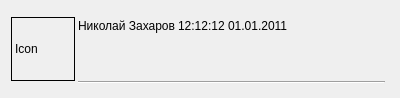
GoCodingIcreated/VKMessenger, file ui/dialogFrom.ui: the form before one commit.
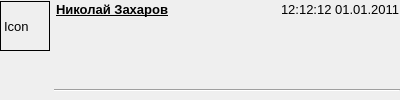
The form after the commit.

Commit message: v.0.1 Alpha release. Unsupported for now: 	attachments(e.g. stickers) 	forward messages (show forward and forwarding) 	copying text from message 	chats (only showed in dialog list, but selecting goes to wrong messanger)

What changed in the file:
```diff
--- a/ui/dialogFrom.ui
+++ b/ui/dialogFrom.ui
@@ -7,7 +7,7 @@
     <x>0</x>
     <y>0</y>
     <width>400</width>
-    <height>98</height>
+    <height>100</height>
    </rect>
   </property>
   <property name="sizePolicy">
@@ -19,23 +19,38 @@
   <property name="minimumSize">
    <size>
     <width>400</width>
-    <height>96</height>
+    <height>100</height>
    </size>
   </property>
   <property name="maximumSize">
    <size>
     <width>400</width>
-    <height>98</height>
+    <height>100</height>
    </size>
   </property>
   <property name="windowTitle">
    <string>Form</string>
   </property>
   <layout class="QHBoxLayout" name="horizontalLayout_2">
+   <property name="spacing">
+    <number>0</number>
+   </property>
+   <property name="leftMargin">
+    <number>0</number>
+   </property>
+   <property name="topMargin">
+    <number>1</number>
+   </property>
+   <property name="rightMargin">
+    <number>0</number>
+   </property>
+   <property name="bottomMargin">
+    <number>1</number>
+   </property>
    <item>
     <layout class="QHBoxLayout" name="horizontalLayout" stretch="0,0">
      <property name="spacing">
-      <number>3</number>
+      <number>0</number>
      </property>
      <property name="sizeConstraint">
       <enum>QLayout::SetDefaultConstraint</enum>
@@ -44,14 +59,22 @@
       <number>0</number>
      </property>
      <property name="topMargin">
-      <number>2</number>
+      <number>0</number>
+     </property>
+     <property name="rightMargin">
+      <number>0</number>
+     </property>
+     <property name="bottomMargin">
+      <number>3</number>
+     </property>
+     <item>
+      <layout class="QVBoxLayout" name="verticalLayout_2">
+       <property name="spacing">
+        <number>0</number>
      </property>
      <property name="rightMargin">
       <number>4</number>
      </property>
-     <property name="bottomMargin">
-      <number>2</number>
-     </property>
      <item>
       <widget class="QLabel" name="iconLabel">
        <property name="sizePolicy">
@@ -62,22 +85,27 @@
        </property>
        <property name="minimumSize">
         <size>
-         <width>64</width>
-         <height>64</height>
+           <width>50</width>
+           <height>50</height>
         </size>
        </property>
        <property name="maximumSize">
         <size>
-         <width>64</width>
-         <height>64</height>
+           <width>50</width>
+           <height>50</height>
         </size>
        </property>
        <property name="baseSize">
         <size>
-         <width>64</width>
-         <height>64</height>
-        </size>
-       </property>
+           <width>0</width>
+           <height>0</height>
+          </size>
+         </property>
+         <property name="font">
+          <font>
+           <pointsize>10</pointsize>
+          </font>
+         </property>
        <property name="frameShape">
         <enum>QFrame::Box</enum>
        </property>
@@ -87,16 +115,37 @@
       </widget>
      </item>
      <item>
+        <spacer name="verticalSpacer">
+         <property name="orientation">
+          <enum>Qt::Vertical</enum>
+         </property>
+         <property name="sizeHint" stdset="0">
+          <size>
+           <width>20</width>
+           <height>0</height>
+          </size>
+         </property>
+        </spacer>
+       </item>
+      </layout>
+     </item>
+     <item>
       <layout class="QVBoxLayout" name="verticalLayout">
        <property name="spacing">
-        <number>2</number>
+        <number>3</number>
        </property>
        <item>
         <layout class="QHBoxLayout" name="horizontalLayout_4">
+         <property name="spacing">
+          <number>0</number>
+         </property>
+         <property name="leftMargin">
+          <number>2</number>
+         </property>
          <item>
           <widget class="QLabel" name="titleLabel">
            <property name="sizePolicy">
-            <sizepolicy hsizetype="Maximum" vsizetype="Fixed">
+            <sizepolicy hsizetype="Expanding" vsizetype="Fixed">
              <horstretch>0</horstretch>
              <verstretch>0</verstretch>
             </sizepolicy>
@@ -104,69 +153,81 @@
            <property name="minimumSize">
             <size>
              <width>0</width>
-             <height>26</height>
+             <height>16</height>
             </size>
            </property>
            <property name="maximumSize">
             <size>
-             <width>150</width>
-             <height>26</height>
+             <width>240</width>
+             <height>16</height>
             </size>
            </property>
+           <property name="font">
+            <font>
+             <pointsize>10</pointsize>
+             <weight>75</weight>
+             <bold>true</bold>
+             <underline>true</underline>
+            </font>
+           </property>
            <property name="frameShape">
             <enum>QFrame::NoFrame</enum>
            </property>
            <property name="text">
             <string>Николай Захаров</string>
            </property>
+           <property name="alignment">
+            <set>Qt::AlignLeading|Qt::AlignLeft|Qt::AlignTop</set>
+           </property>
           </widget>
          </item>
          <item>
           <widget class="QLabel" name="timeLabel">
            <property name="sizePolicy">
-            <sizepolicy hsizetype="Expanding" vsizetype="Fixed">
+            <sizepolicy hsizetype="Minimum" vsizetype="Fixed">
              <horstretch>0</horstretch>
              <verstretch>0</verstretch>
             </sizepolicy>
            </property>
            <property name="minimumSize">
             <size>
+             <width>50</width>
+             <height>16</height>
+            </size>
+           </property>
+           <property name="maximumSize">
+            <size>
              <width>128</width>
-             <height>26</height>
+             <height>16</height>
             </size>
            </property>
+           <property name="font">
+            <font>
+             <pointsize>10</pointsize>
+            </font>
+           </property>
            <property name="frameShape">
             <enum>QFrame::NoFrame</enum>
            </property>
            <property name="text">
             <string>12:12:12 01.01.2011</string>
            </property>
+           <property name="alignment">
+            <set>Qt::AlignLeading|Qt::AlignLeft|Qt::AlignTop</set>
+           </property>
           </widget>
          </item>
-         <item>
-          <spacer name="horizontalSpacer">
-           <property name="orientation">
-            <enum>Qt::Horizontal</enum>
-           </property>
-           <property name="sizeType">
-            <enum>QSizePolicy::Expanding</enum>
-           </property>
-           <property name="sizeHint" stdset="0">
-            <size>
-             <width>0</width>
-             <height>20</height>
-            </size>
-           </property>
-          </spacer>
-         </item>
         </layout>
        </item>
        <item>
         <layout class="QHBoxLayout" name="horizontalLayout_3">
+         <property name="spacing">
+          <number>0</number>
+         </property>
          <item>
           <widget class="QLabel" name="bodyLabel">
            <property name="sizePolicy">
-            <sizepolicy hsizetype="Maximum" vsizetype="Fixed">
+            <sizepolicy hsizetype="Maximum" vsizetype="Expanding">
              <horstretch>0</horstretch>
              <verstretch>0</verstretch>
             </sizepolicy>
@@ -174,15 +235,20 @@
            <property name="minimumSize">
             <size>
              <width>128</width>
-             <height>38</height>
+             <height>62</height>
             </size>
            </property>
            <property name="maximumSize">
             <size>
-             <width>1000</width>
-             <height>38</height>
+             <width>326</width>
+             <height>62</height>
             </size>
            </property>
+           <property name="font">
+            <font>
+             <pointsize>10</pointsize>
+            </font>
+           </property>
            <property name="inputMethodHints">
             <set>Qt::ImhMultiLine</set>
            </property>
@@ -195,6 +261,9 @@
            <property name="textFormat">
             <enum>Qt::AutoText</enum>
            </property>
+           <property name="alignment">
+            <set>Qt::AlignLeading|Qt::AlignLeft|Qt::AlignTop</set>
+           </property>
            <property name="wordWrap">
             <bool>true</bool>
            </property>
@@ -213,6 +282,18 @@
        </item>
        <item>
         <widget class="Line" name="line">
+         <property name="minimumSize">
+          <size>
+           <width>0</width>
+           <height>4</height>
+          </size>
+         </property>
+         <property name="maximumSize">
+          <size>
+           <width>16777215</width>
+           <height>4</height>
+          </size>
+         </property>
          <property name="orientation">
           <enum>Qt::Horizontal</enum>
          </property>
```
Lines whose indentation alone changed are shown as unchanged. The commit also changes 5 other files.
